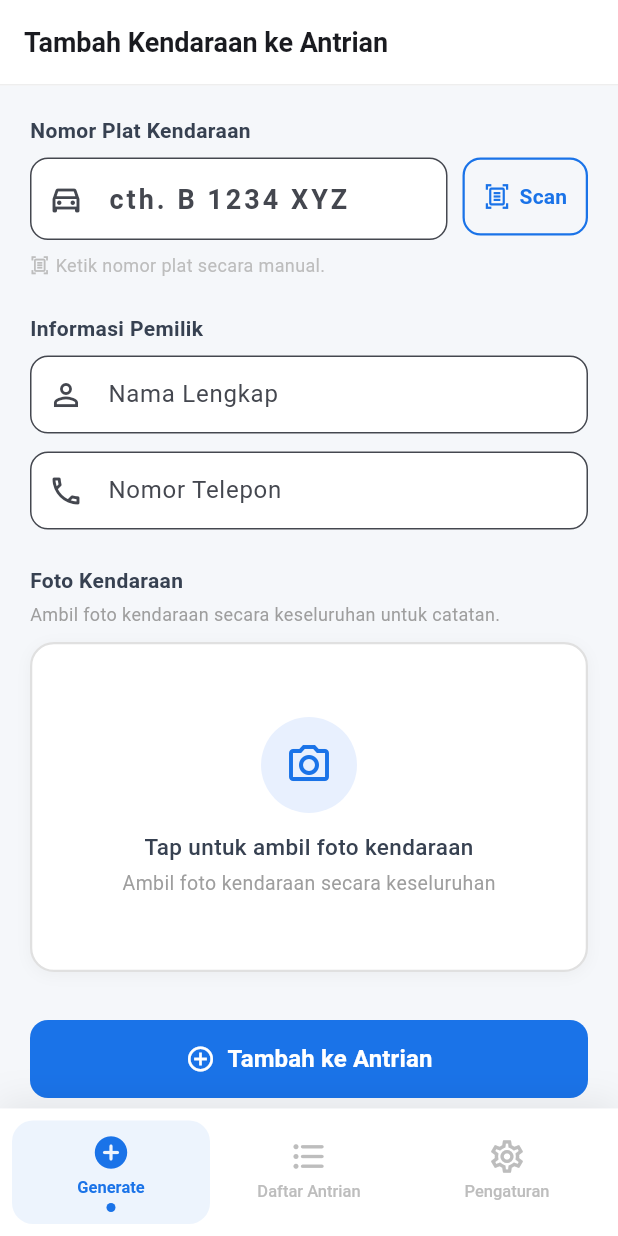
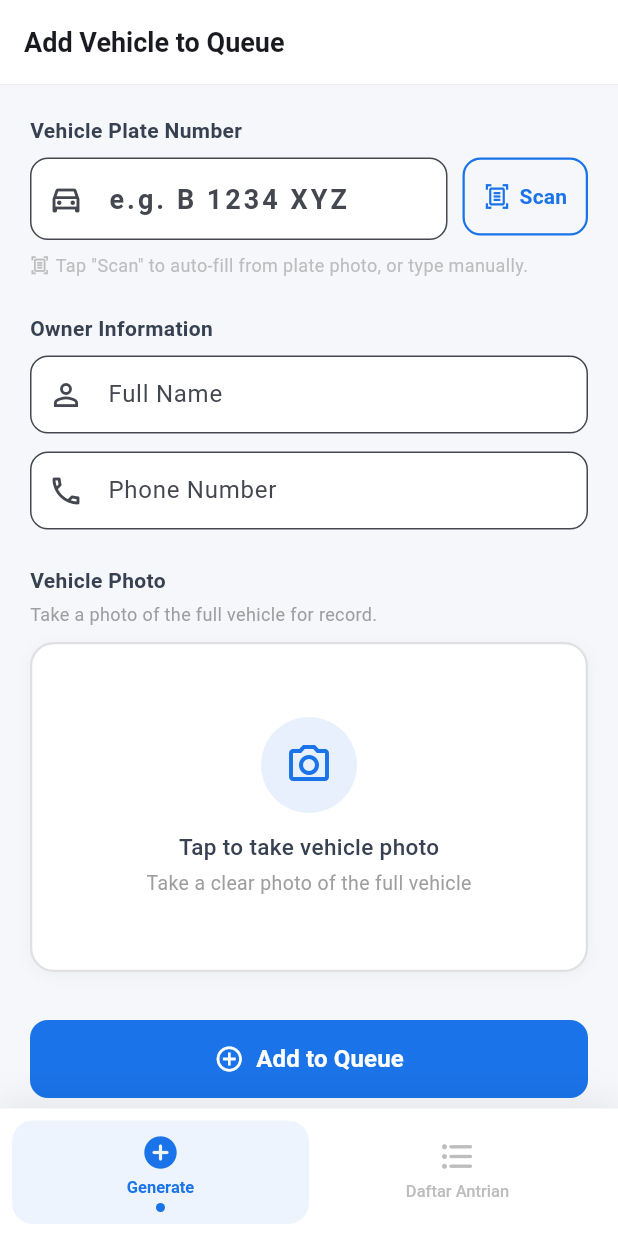
Before and after one commit to Tento03/showroom-queue-system, a Flutter app: the screen it shows after launch, after a tap on "Scan", on a phone screen of 412 x 824 dp. Run offline on Flutter 3.47's test engine with Material 3 defaults, Android fonts, the phone set to English and light mode, and no system bars; our stand-ins replace dio, image_picker; missing offline and left inert: google_mlkit_text_recognition; network calls fail.

Commit message:
implement ocr function and update bottom navigation

```diff
--- /dev/null
+++ b/mobile/vehicle_queue_app/lib/core/config/app_config.dart
@@ -0,0 +1,3 @@
+class AppConfig {
+  static const String BASE_URL = "http://10.17.11.48:8080";
+}
--- a/mobile/vehicle_queue_app/lib/features/queue/pages/create_queue_page.dart
+++ b/mobile/vehicle_queue_app/lib/features/queue/pages/create_queue_page.dart
@@ -4,10 +4,9 @@ import 'package:flutter/material.dart';
 import 'package:flutter/services.dart';
 import 'package:image_picker/image_picker.dart';
 
+import '../services/ocr_service.dart';
 import '../services/queue_service.dart';
 
-/// UI + QueueService — tombol Scan tetap ada di UI tapi tidak terhubung ke OCR.
-/// Submit sepenuhnya terhubung ke [QueueService].
 class CreateQueuePage extends StatefulWidget {
   const CreateQueuePage({super.key});
 
@@ -24,10 +23,13 @@ class _CreateQueuePageState extends State<CreateQueuePage> {
 
   // ─── Services ─────────────────────────────────────────────────────────────
   final _queueService = QueueService();
+  final _ocrService = OcrService();
 
   // ─── State ────────────────────────────────────────────────────────────────
   File? _vehicleImage;
   bool _isLoading = false;
+  bool _isScanning = false;
+  bool _plateFromOcr = false;
 
   // ─── Lifecycle ────────────────────────────────────────────────────────────
   @override
@@ -35,6 +37,7 @@ class _CreateQueuePageState extends State<CreateQueuePage> {
     _plateController.dispose();
     _ownerNameController.dispose();
     _ownerPhoneController.dispose();
+    _ocrService.dispose();
     super.dispose();
   }
 
@@ -50,17 +53,43 @@ class _CreateQueuePageState extends State<CreateQueuePage> {
     }
   }
 
-  /// Scan button membuka kamera tapi tidak memproses OCR.
-  /// User tetap harus mengetik plat secara manual setelah foto diambil.
   Future<void> scanPlate() async {
-    // Memberikan feedback visual bahwa tombol diklik dengan membuka picker (tanpa OCR)
-    await ImagePicker().pickImage(source: ImageSource.camera, imageQuality: 50);
+    final picked = await ImagePicker().pickImage(
+      source: ImageSource.camera,
+      imageQuality: 90,
+    );
+    if (picked == null) return;
 
-    // _showSnackBar(
-    //   'Fitur baca plat otomatis sedang dikembangkan. Silakan ketik nomor plat secara manual.',
-    //   isError: false,
-    //   icon: Icons.info_outline,
-    // );
+    setState(() => _isScanning = true);
+
+    try {
+      final result = await _ocrService.extractPlate(File(picked.path));
+
+      if (!mounted) return;
+
+      if (result != null && result.isNotEmpty) {
+        setState(() {
+          _plateController.text = result;
+          _plateFromOcr = true;
+        });
+        _plateController.selection = TextSelection.fromPosition(
+          TextPosition(offset: _plateController.text.length),
+        );
+        _showSnackBar(
+          'Plate scanned: "$result". Verify and edit if needed.',
+          icon: Icons.check_circle_outline,
+        );
+      } else {
+        _showSnackBar(
+          'Could not read plate. Please type it manually.',
+          isError: true,
+        );
+      }
+    } catch (e) {
+      _showSnackBar('Scan failed: $e', isError: true);
+    } finally {
+      setState(() => _isScanning = false);
+    }
   }
 
   Future<void> submit() async {
@@ -68,7 +97,7 @@ class _CreateQueuePageState extends State<CreateQueuePage> {
 
     if (_vehicleImage == null) {
       _showSnackBar(
-        'Harap ambil foto kendaraan terlebih dahulu.',
+        'Please take a photo of the vehicle.',
         isError: true,
         icon: Icons.camera_alt_outlined,
       );
@@ -89,7 +118,7 @@ class _CreateQueuePageState extends State<CreateQueuePage> {
       _showQueueSuccessDialog(queueNumber);
       _resetForm();
     } catch (e) {
-      _showSnackBar('Gagal submit: $e', isError: true);
+      _showSnackBar('Failed to submit: $e', isError: true);
     } finally {
       setState(() => _isLoading = false);
     }
@@ -99,9 +128,13 @@ class _CreateQueuePageState extends State<CreateQueuePage> {
     _plateController.clear();
     _ownerNameController.clear();
     _ownerPhoneController.clear();
-    setState(() => _vehicleImage = null);
+    setState(() {
+      _vehicleImage = null;
+      _plateFromOcr = false;
+    });
   }
 
+  /// Shows a dialog with the assigned queue number after successful submission.
   void _showQueueSuccessDialog(String queueNumber) {
     showDialog(
       context: context,
@@ -126,12 +159,12 @@ class _CreateQueuePageState extends State<CreateQueuePage> {
             ),
             const SizedBox(height: 16),
             const Text(
-              'Kendaraan Ditambahkan!',
+              'Vehicle Added!',
               style: TextStyle(fontSize: 18, fontWeight: FontWeight.w700),
             ),
             const SizedBox(height: 8),
             const Text(
-              'Nomor Antrian',
+              'Queue Number',
               style: TextStyle(fontSize: 13, color: Colors.grey),
             ),
             const SizedBox(height: 6),
@@ -163,7 +196,7 @@ class _CreateQueuePageState extends State<CreateQueuePage> {
                     borderRadius: BorderRadius.circular(10),
                   ),
                 ),
-                child: const Text('Tambah Lagi'),
+                child: const Text('Add Another'),
               ),
             ),
           ],
@@ -206,7 +239,7 @@ class _CreateQueuePageState extends State<CreateQueuePage> {
         elevation: 0,
         centerTitle: false,
         title: const Text(
-          'Tambah Kendaraan ke Antrian',
+          'Add Vehicle to Queue',
           style: TextStyle(fontSize: 18, fontWeight: FontWeight.w600),
         ),
         bottom: PreferredSize(
@@ -222,55 +255,52 @@ class _CreateQueuePageState extends State<CreateQueuePage> {
             crossAxisAlignment: CrossAxisAlignment.stretch,
             children: [
               // ── Plate ──────────────────────────────────────────────────────
-              const _SectionLabel(label: 'Nomor Plat Kendaraan'),
+              _SectionLabel(
+                label: 'Vehicle Plate Number',
+                trailing: _plateFromOcr
+                    ? _OcrBadge(
+                        onClear: () => setState(() {
+                          _plateFromOcr = false;
+                          _plateController.clear();
+                        }),
+                      )
+                    : null,
+              ),
               const SizedBox(height: 8),
               _PlateInputRow(
                 controller: _plateController,
+                isScanning: _isScanning,
                 onScanTap: scanPlate,
               ),
               const SizedBox(height: 8),
-              Row(
-                children: [
-                  Icon(
-                    Icons.document_scanner_outlined,
-                    size: 13,
-                    color: Colors.grey.shade400,
-                  ),
-                  const SizedBox(width: 4),
-                  Text(
-                    'Ketik nomor plat secara manual.',
-                    style: TextStyle(fontSize: 12, color: Colors.grey.shade400),
-                  ),
-                ],
-              ),
+              _PlateHint(plateFromOcr: _plateFromOcr),
 
               const SizedBox(height: 24),
 
               // ── Owner Info ─────────────────────────────────────────────────
-              const _SectionLabel(label: 'Informasi Pemilik'),
+              const _SectionLabel(label: 'Owner Information'),
               const SizedBox(height: 8),
               _OutlinedField(
                 controller: _ownerNameController,
-                hint: 'cth. Budi Santoso',
-                label: 'Nama Lengkap',
+                hint: 'e.g. Budi Santoso',
+                label: 'Full Name',
                 prefixIcon: Icons.person_outline,
                 validator: (v) => (v == null || v.trim().isEmpty)
-                    ? 'Nama tidak boleh kosong.'
+                    ? 'Name cannot be empty.'
                     : null,
               ),
               const SizedBox(height: 12),
               _OutlinedField(
                 controller: _ownerPhoneController,
-                hint: 'cth. 08123456789',
-                label: 'Nomor Telepon',
+                hint: 'e.g. 08123456789',
+                label: 'Phone Number',
                 prefixIcon: Icons.phone_outlined,
                 keyboardType: TextInputType.phone,
                 inputFormatters: [FilteringTextInputFormatter.digitsOnly],
                 validator: (v) {
                   if (v == null || v.trim().isEmpty)
-                    return 'Telepon tidak boleh kosong.';
-                  if (v.trim().length < 9)
-                    return 'Masukkan nomor telepon yang valid.';
+                    return 'Phone cannot be empty.';
+                  if (v.trim().length < 9) return 'Enter a valid phone number.';
                   return null;
                 },
               ),
@@ -278,10 +308,10 @@ class _CreateQueuePageState extends State<CreateQueuePage> {
               const SizedBox(height: 24),
 
               // ── Vehicle Photo ──────────────────────────────────────────────
-              const _SectionLabel(label: 'Foto Kendaraan'),
+              const _SectionLabel(label: 'Vehicle Photo'),
               const SizedBox(height: 4),
               Text(
-                'Ambil foto kendaraan secara keseluruhan untuk catatan.',
+                'Take a photo of the full vehicle for record.',
                 style: TextStyle(fontSize: 12, color: Colors.grey.shade500),
               ),
               const SizedBox(height: 10),
@@ -292,6 +322,7 @@ class _CreateQueuePageState extends State<CreateQueuePage> {
               // ── Submit ─────────────────────────────────────────────────────
               _SubmitButton(isLoading: _isLoading, onPressed: submit),
 
+              // Loading step indicator shown during submit
               if (_isLoading) ...[
                 const SizedBox(height: 12),
                 const _SubmitStepHint(),
@@ -329,11 +360,15 @@ class _SectionLabel extends StatelessWidget {
   }
 }
 
-/// Plate input tanpa state [isScanning] karena OCR dihapus.
 class _PlateInputRow extends StatelessWidget {
-  const _PlateInputRow({required this.controller, required this.onScanTap});
+  const _PlateInputRow({
+    required this.controller,
+    required this.isScanning,
+    required this.onScanTap,
+  });
 
   final TextEditingController controller;
+  final bool isScanning;
   final VoidCallback onScanTap;
 
   @override
@@ -351,7 +386,7 @@ class _PlateInputRow extends StatelessWidget {
               letterSpacing: 2,
             ),
             decoration: InputDecoration(
-              hintText: 'cth. B 1234 XYZ',
+              hintText: 'e.g. B 1234 XYZ',
               filled: true,
               fillColor: Colors.white,
               prefixIcon: const Icon(Icons.directions_car_outlined),
@@ -365,20 +400,17 @@ class _PlateInputRow extends StatelessWidget {
             ),
             validator: (v) {
               if (v == null || v.trim().isEmpty)
-                return 'Plat tidak boleh kosong.';
-              if (v.trim().length < 3) return 'Masukkan nomor plat yang valid.';
+                return 'Plate cannot be empty.';
+              if (v.trim().length < 3) return 'Enter a valid plate number.';
               return null;
             },
           ),
         ),
         const SizedBox(width: 10),
-        // Tombol Scan tetap ditampilkan di UI namun memanggil stub
         SizedBox(
           height: 52,
-          child: Tooltip(
-            message: 'Fitur OCR belum tersedia',
           child: OutlinedButton(
-              onPressed: onScanTap,
+            onPressed: isScanning ? null : onScanTap,
             style: OutlinedButton.styleFrom(
               foregroundColor: const Color(0xFF1A73E8),
               side: const BorderSide(color: Color(0xFF1A73E8), width: 1.5),
@@ -387,16 +419,27 @@ class _PlateInputRow extends StatelessWidget {
               ),
               padding: const EdgeInsets.symmetric(horizontal: 14),
             ),
-              child: const Row(
+            child: isScanning
+                ? const SizedBox(
+                    width: 18,
+                    height: 18,
+                    child: CircularProgressIndicator(
+                      strokeWidth: 2,
+                      color: Color(0xFF1A73E8),
+                    ),
+                  )
+                : const Row(
                     children: [
                       Icon(Icons.document_scanner_outlined, size: 18),
                       SizedBox(width: 6),
                       Text(
                         'Scan',
-                    style: TextStyle(fontWeight: FontWeight.w600, fontSize: 14),
+                        style: TextStyle(
+                          fontWeight: FontWeight.w600,
+                          fontSize: 14,
+                        ),
                       ),
                     ],
-              ),
                   ),
           ),
         ),
@@ -405,6 +448,79 @@ class _PlateInputRow extends StatelessWidget {
   }
 }
 
+class _PlateHint extends StatelessWidget {
+  const _PlateHint({required this.plateFromOcr});
+  final bool plateFromOcr;
+
+  @override
+  Widget build(BuildContext context) {
+    if (plateFromOcr) {
+      return Row(
+        children: [
+          Icon(Icons.edit_outlined, size: 13, color: Colors.orange.shade600),
+          const SizedBox(width: 4),
+          Text(
+            'OCR result — please verify before submitting.',
+            style: TextStyle(fontSize: 12, color: Colors.orange.shade700),
+          ),
+        ],
+      );
+    }
+    return Row(
+      children: [
+        Icon(
+          Icons.document_scanner_outlined,
+          size: 13,
+          color: Colors.grey.shade400,
+        ),
+        const SizedBox(width: 4),
+        Text(
+          'Tap "Scan" to auto-fill from plate photo, or type manually.',
+          style: TextStyle(fontSize: 12, color: Colors.grey.shade400),
+        ),
+      ],
+    );
+  }
+}
+
+class _OcrBadge extends StatelessWidget {
+  const _OcrBadge({required this.onClear});
+  final VoidCallback onClear;
+
+  @override
+  Widget build(BuildContext context) {
+    return Container(
+      padding: const EdgeInsets.symmetric(horizontal: 8, vertical: 3),
+      decoration: BoxDecoration(
+        color: const Color(0xFFE8F0FE),
+        borderRadius: BorderRadius.circular(20),
+        border: Border.all(color: const Color(0xFF1A73E8).withOpacity(0.4)),
+      ),
+      child: Row(
+        mainAxisSize: MainAxisSize.min,
+        children: [
+          const Icon(Icons.auto_fix_high, size: 12, color: Color(0xFF1A73E8)),
+          const SizedBox(width: 4),
+          const Text(
+            'OCR',
+            style: TextStyle(
+              fontSize: 11,
+              fontWeight: FontWeight.w600,
+              color: Color(0xFF1A73E8),
+            ),
+          ),
+          const SizedBox(width: 4),
+          GestureDetector(
+            onTap: onClear,
+            child: const Icon(Icons.close, size: 12, color: Color(0xFF1A73E8)),
+          ),
+        ],
+      ),
+    );
+  }
+}
+
+/// Generic reusable outlined text field.
 class _OutlinedField extends StatelessWidget {
   const _OutlinedField({
     required this.controller,
@@ -506,7 +622,7 @@ class _ImagePickerCard extends StatelessWidget {
                 Icon(Icons.camera_alt, color: Colors.white, size: 16),
                 SizedBox(width: 6),
                 Text(
-                  'Tap untuk ulangi',
+                  'Tap to retake',
                   style: TextStyle(
                     color: Colors.white,
                     fontSize: 13,
@@ -539,7 +655,7 @@ class _ImagePickerCard extends StatelessWidget {
         ),
         const SizedBox(height: 12),
         const Text(
-          'Tap untuk ambil foto kendaraan',
+          'Tap to take vehicle photo',
           style: TextStyle(
             fontSize: 15,
             fontWeight: FontWeight.w500,
@@ -548,7 +664,7 @@ class _ImagePickerCard extends StatelessWidget {
         ),
         const SizedBox(height: 4),
         Text(
-          'Ambil foto kendaraan secara keseluruhan',
+          'Take a clear photo of the full vehicle',
           style: TextStyle(fontSize: 13, color: Colors.grey.shade500),
         ),
       ],
@@ -588,7 +704,7 @@ class _SubmitButton extends StatelessWidget {
                   Icon(Icons.add_circle_outline, size: 20),
                   SizedBox(width: 8),
                   Text(
-                    'Tambah ke Antrian',
+                    'Add to Queue',
                     style: TextStyle(fontSize: 16, fontWeight: FontWeight.w600),
                   ),
                 ],
@@ -598,6 +714,8 @@ class _SubmitButton extends StatelessWidget {
   }
 }
 
+/// Small hint shown below the button while submitting,
+/// so user knows it's doing a 2-step process (upload → queue).
 class _SubmitStepHint extends StatelessWidget {
   const _SubmitStepHint();
 
@@ -613,7 +731,7 @@ class _SubmitStepHint extends StatelessWidget {
         ),
         const SizedBox(width: 6),
         Text(
-          'Mengunggah foto lalu membuat entri antrian...',
+          'Uploading photo then creating queue entry...',
           style: TextStyle(fontSize: 12, color: Colors.grey.shade400),
         ),
       ],
--- a/mobile/vehicle_queue_app/lib/features/queue/pages/main_navigation_page.dart
+++ b/mobile/vehicle_queue_app/lib/features/queue/pages/main_navigation_page.dart
@@ -1,7 +1,6 @@
 import 'package:flutter/material.dart';
 import 'package:vehicle_queue_app/features/queue/pages/create_queue_page.dart';
 import 'package:vehicle_queue_app/features/queue/pages/queue_list_page.dart';
-import 'package:vehicle_queue_app/features/queue/pages/settings_page.dart';
 
 class MainNavigationPage extends StatefulWidget {
   const MainNavigationPage({super.key});
@@ -14,11 +13,7 @@ class _MainNavigationPageState extends State<MainNavigationPage> {
   int _currentIndex = 0;
 
   // Gunakan IndexedStack agar state tiap halaman dipertahankan
-  final List<Widget> _pages = const [
-    CreateQueuePage(),
-    QueueListPage(),
-    SettingsPage(),
-  ];
+  final List<Widget> _pages = const [CreateQueuePage(), QueueListPage()];
 
   void _onItemTapped(int index) {
     setState(() => _currentIndex = index);
@@ -27,10 +22,7 @@ class _MainNavigationPageState extends State<MainNavigationPage> {
   @override
   Widget build(BuildContext context) {
     return Scaffold(
-      body: IndexedStack(
-        index: _currentIndex,
-        children: _pages,
-      ),
+      body: IndexedStack(index: _currentIndex, children: _pages),
       bottomNavigationBar: _BottomNav(
         currentIndex: _currentIndex,
         onTap: _onItemTapped,
@@ -56,11 +48,6 @@ class _BottomNav extends StatelessWidget {
       icon: Icons.format_list_bulleted_rounded,
       activeIcon: Icons.format_list_bulleted_rounded,
       label: 'Daftar Antrian',
-    ),
-    _NavItem(
-      icon: Icons.settings_outlined,
-      activeIcon: Icons.settings_rounded,
-      label: 'Pengaturan',
     ),
   ];
 
@@ -131,9 +118,7 @@ class _NavButton extends StatelessWidget {
         curve: Curves.easeInOut,
         padding: const EdgeInsets.symmetric(vertical: 8, horizontal: 4),
         decoration: BoxDecoration(
-          color: isActive
-              ? _activeColor.withOpacity(0.08)
-              : Colors.transparent,
+          color: isActive ? _activeColor.withOpacity(0.08) : Colors.transparent,
           borderRadius: BorderRadius.circular(14),
         ),
         child: Column(
@@ -142,10 +127,8 @@ class _NavButton extends StatelessWidget {
             // ── Icon ──────────────────────────────────────────────────────────
             AnimatedSwitcher(
               duration: const Duration(milliseconds: 180),
-              transitionBuilder: (child, anim) => ScaleTransition(
-                scale: anim,
-                child: child,
-              ),
+              transitionBuilder: (child, anim) =>
+                  ScaleTransition(scale: anim, child: child),
               child: Icon(
                 isActive ? item.activeIcon : item.icon,
                 key: ValueKey(isActive),
@@ -159,8 +142,7 @@ class _NavButton extends StatelessWidget {
               duration: const Duration(milliseconds: 200),
               style: TextStyle(
                 fontSize: 11,
-                fontWeight:
-                    isActive ? FontWeight.w700 : FontWeight.w500,
+                fontWeight: isActive ? FontWeight.w700 : FontWeight.w500,
                 color: isActive ? _activeColor : Colors.grey.shade400,
               ),
               child: Text(item.label, textAlign: TextAlign.center),
--- a/mobile/vehicle_queue_app/lib/features/queue/services/queue_service.dart
+++ b/mobile/vehicle_queue_app/lib/features/queue/services/queue_service.dart
@@ -6,6 +6,23 @@ import 'package:vehicle_queue_app/features/queue/services/upload_service.dart';
 class QueueService {
   final _dio = DioClient.instance;
   final _uploadService = UploadService();
+
+  Future<List<Map<String, dynamic>>> getQueues({String? date}) async {
+    final response = await _dio.get(
+      '/queues',
+      queryParameters: date != null ? {'date': date} : null,
+    );
+    final data = response.data;
+    List<dynamic> list = [];
+    if (data is List) {
+      list = data;
+    } else if (data is Map && data['queues'] is List) {
+      list = data['queues'] as List;
+    } else if (data is Map && data['data'] is List) {
+      list = data['data'] as List;
+    }
+    return list.map((e) => Map<String, dynamic>.from(e as Map)).toList();
+  }
 
   Future<String> createQueue({
     required String plate,
```
Also changed, not shown: mobile/vehicle_queue_app/lib/features/queue/pages/queue_list_page.dart (+7 -94 lines), 1 other file. Lines whose indentation alone changed are shown as unchanged.
